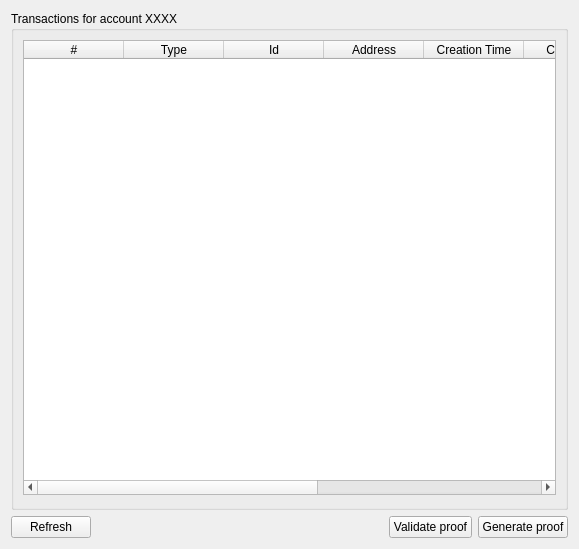
First picture: the form in windows/transactions.ui, repository mwcproject/mwc-qt-wallet, before the edit.
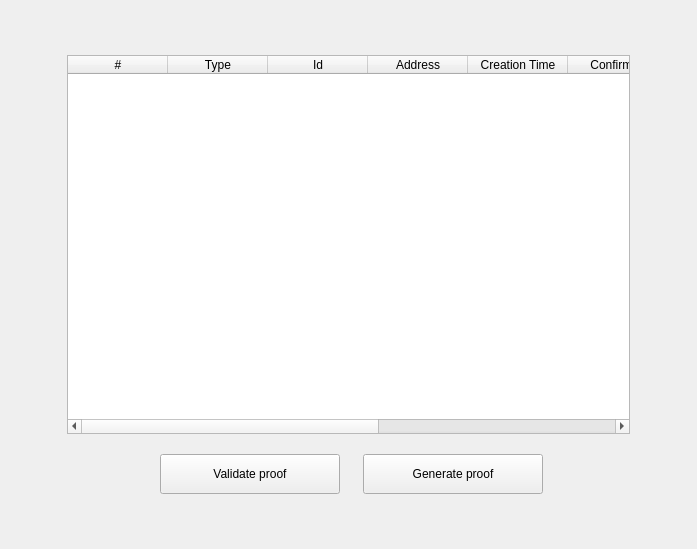
Second picture: the form after the edit. Icons and pictures are not drawn. Custom widgets are drawn as their Qt base class.

Commit message: Started with transactions

What changed in the file:
```diff
--- a/windows/transactions.ui
+++ b/windows/transactions.ui
@@ -6,25 +6,46 @@
    <rect>
     <x>0</x>
     <y>0</y>
-    <width>579</width>
+    <width>697</width>
     <height>549</height>
    </rect>
   </property>
   <property name="windowTitle">
    <string>Form</string>
   </property>
-  <layout class="QVBoxLayout" name="verticalLayout_2">
-   <property name="spacing">
-    <number>6</number>
-   </property>
+  <layout class="QVBoxLayout" name="verticalLayout_2" stretch="1,10,1">
+   <item>
+    <spacer name="verticalSpacer">
+     <property name="orientation">
+      <enum>Qt::Vertical</enum>
+     </property>
+     <property name="sizeHint" stdset="0">
+      <size>
+       <width>20</width>
+       <height>39</height>
+      </size>
+     </property>
+    </spacer>
+   </item>
    <item>
-    <widget class="QGroupBox" name="transactionsBox">
-     <property name="title">
-      <string>Transactions for account XXXX</string>
-     </property>
+    <layout class="QHBoxLayout" name="horizontalLayout_2" stretch="1,10,1">
+     <item>
+      <spacer name="horizontalSpacer_4">
+       <property name="orientation">
+        <enum>Qt::Horizontal</enum>
+       </property>
+       <property name="sizeHint" stdset="0">
+        <size>
+         <width>40</width>
+         <height>20</height>
+        </size>
+       </property>
+      </spacer>
+     </item>
+     <item>
      <layout class="QVBoxLayout" name="verticalLayout">
-      <property name="bottomMargin">
-       <number>12</number>
+       <property name="spacing">
+        <number>0</number>
       </property>
       <item>
        <widget class="ListWithColumns" name="transactionTable">
@@ -75,24 +96,11 @@
         </column>
        </widget>
       </item>
-     </layout>
-    </widget>
-   </item>
    <item>
-    <layout class="QHBoxLayout" name="horizontalLayout">
-     <item>
-      <widget class="QPushButton" name="refreshButton">
-       <property name="focusPolicy">
-        <enum>Qt::StrongFocus</enum>
-       </property>
-       <property name="text">
-        <string>Refresh</string>
-       </property>
-       <property name="autoDefault">
-        <bool>true</bool>
-       </property>
-      </widget>
-     </item>
+        <layout class="QHBoxLayout" name="horizontalLayout" stretch="4,0,1,0,2,0">
+         <property name="topMargin">
+          <number>20</number>
+         </property>
      <item>
       <spacer name="horizontalSpacer">
        <property name="orientation">
@@ -107,7 +115,19 @@
       </spacer>
      </item>
      <item>
-      <widget class="QPushButton" name="validateProofButton">
+          <widget class="control::MwcPushButtonNormal" name="validateProofButton">
+           <property name="minimumSize">
+            <size>
+             <width>180</width>
+             <height>40</height>
+            </size>
+           </property>
+           <property name="maximumSize">
+            <size>
+             <width>180</width>
+             <height>40</height>
+            </size>
+           </property>
        <property name="focusPolicy">
         <enum>Qt::StrongFocus</enum>
        </property>
@@ -120,7 +140,32 @@
       </widget>
      </item>
      <item>
-      <widget class="QPushButton" name="generateProofButton">
+          <spacer name="horizontalSpacer_2">
+           <property name="orientation">
+            <enum>Qt::Horizontal</enum>
+           </property>
+           <property name="sizeHint" stdset="0">
+            <size>
+             <width>40</width>
+             <height>20</height>
+            </size>
+           </property>
+          </spacer>
+         </item>
+         <item>
+          <widget class="control::MwcPushButtonNormal" name="generateProofButton">
+           <property name="minimumSize">
+            <size>
+             <width>180</width>
+             <height>40</height>
+            </size>
+           </property>
+           <property name="maximumSize">
+            <size>
+             <width>180</width>
+             <height>40</height>
+            </size>
+           </property>
        <property name="focusPolicy">
         <enum>Qt::StrongFocus</enum>
        </property>
@@ -132,7 +177,91 @@
        </property>
       </widget>
      </item>
-    </layout>
+         <item>
+          <spacer name="horizontalSpacer_3">
+           <property name="orientation">
+            <enum>Qt::Horizontal</enum>
+           </property>
+           <property name="sizeHint" stdset="0">
+            <size>
+             <width>40</width>
+             <height>20</height>
+            </size>
+           </property>
+          </spacer>
+         </item>
+         <item>
+          <widget class="QPushButton" name="refreshButton">
+           <property name="minimumSize">
+            <size>
+             <width>40</width>
+             <height>40</height>
+            </size>
+           </property>
+           <property name="maximumSize">
+            <size>
+             <width>40</width>
+             <height>40</height>
+            </size>
+           </property>
+           <property name="focusPolicy">
+            <enum>Qt::StrongFocus</enum>
+           </property>
+           <property name="styleSheet">
+            <string notr="true">border:none</string>
+           </property>
+           <property name="text">
+            <string/>
+           </property>
+           <property name="icon">
+            <iconset resource="../resources.qrc">
+             <normaloff>:/img/Refresh.png</normaloff>:/img/Refresh.png</iconset>
+           </property>
+           <property name="iconSize">
+            <size>
+             <width>40</width>
+             <height>40</height>
+            </size>
+           </property>
+           <property name="autoDefault">
+            <bool>false</bool>
+           </property>
+           <property name="flat">
+            <bool>true</bool>
+           </property>
+          </widget>
+         </item>
+        </layout>
+       </item>
+      </layout>
+     </item>
+     <item>
+      <spacer name="horizontalSpacer_5">
+       <property name="orientation">
+        <enum>Qt::Horizontal</enum>
+       </property>
+       <property name="sizeHint" stdset="0">
+        <size>
+         <width>40</width>
+         <height>20</height>
+        </size>
+       </property>
+      </spacer>
+     </item>
+    </layout>
+   </item>
+   <item>
+    <spacer name="verticalSpacer_2">
+     <property name="orientation">
+      <enum>Qt::Vertical</enum>
+     </property>
+     <property name="sizeHint" stdset="0">
+      <size>
+       <width>20</width>
+       <height>39</height>
+      </size>
+     </property>
+    </spacer>
    </item>
   </layout>
  </widget>
@@ -142,6 +271,11 @@
    <extends>QTableWidget</extends>
    <header>control/listwithcolumns.h</header>
   </customwidget>
+  <customwidget>
+   <class>control::MwcPushButtonNormal</class>
+   <extends>QPushButton</extends>
+   <header>control/MwcPushButton.h</header>
+  </customwidget>
  </customwidgets>
  <tabstops>
   <tabstop>transactionTable</tabstop>
```
Left out of the diff: 10 changed lines with no effect on the pictures. Lines whose indentation alone changed are shown as unchanged. The commit also changes 6 other files.
